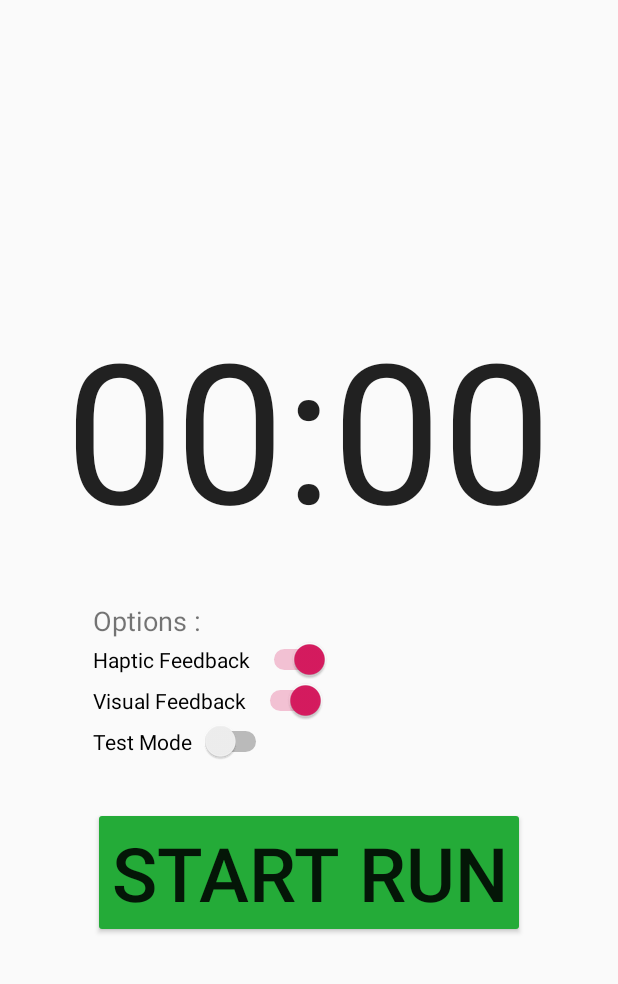
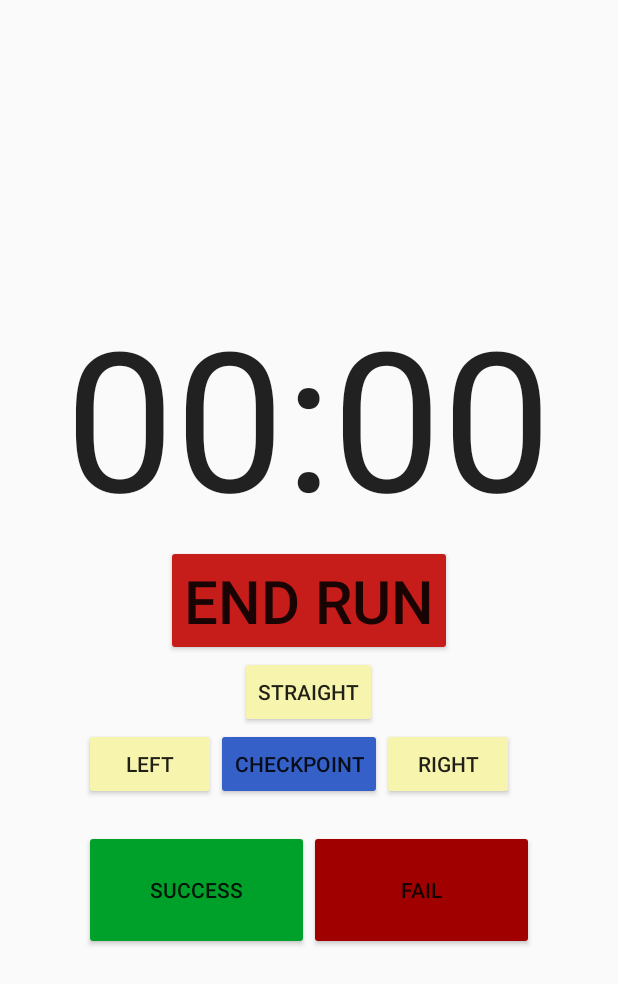
Before and after one commit to AlexGreau/LiveCoaching_Oz, an Android app: the layout activity_main.xml on its own in the app's theme, with its tools: preview values and no code run, on a phone screen of 412 x 824 dp. Shown: the top 984 px of the screen. Run offline under Robolectric (Android 15) with nearby library versions, the phone set to English and light mode, and no system bars.

Commit message:
added success/fail buttons

```diff
--- a/app/src/main/res/layout/activity_main.xml
+++ b/app/src/main/res/layout/activity_main.xml
@@ -17,7 +17,8 @@
         android:id="@+id/startBar"
         android:layout_width="wrap_content"
         android:layout_height="wrap_content"
-        android:gravity="center">
+        android:gravity="center"
+        android:visibility="gone">
 
         <Button
             android:id="@+id/startButton"
@@ -33,8 +34,7 @@
             android:layout_width="wrap_content"
             android:layout_height="wrap_content"
             android:paddingTop="30dp"
-            android:paddingBottom="30dp"
-            >
+            android:paddingBottom="30dp">
 
             <LinearLayout
                 android:layout_width="wrap_content"
@@ -84,7 +84,7 @@
         android:id="@+id/runningBar"
         android:layout_width="wrap_content"
         android:layout_height="wrap_content"
-        android:visibility="gone">
+        >
 
         <Button
             android:id="@+id/finishButton"
@@ -112,7 +112,8 @@
                 android:layout_width="wrap_content"
                 android:layout_height="wrap_content"
                 android:layout_below="@id/straightButton"
-                android:orientation="horizontal">
+                android:orientation="horizontal"
+                android:id="@+id/commands">
 
                 <Button
                     android:id="@+id/leftButton"
@@ -136,6 +137,34 @@
                     android:text="Right" />
             </LinearLayout>
 
+            <LinearLayout
+                android:layout_width="300sp"
+                android:layout_height="wrap_content"
+                android:orientation="horizontal"
+                android:layout_below="@id/commands"
+                android:layout_marginTop="20sp"
+                android:weightSum="2"
+                android:id="@+id/succFail"
+                android:layout_centerInParent="true">
+
+                <Button
+                    android:id="@+id/successButton"
+                    android:layout_width="wrap_content"
+                    android:layout_height="80sp"
+                    android:backgroundTint="@color/successColor"
+                    android:text="Success"
+                    android:layout_weight="1"/>
+
+                <Button
+                    android:id="@+id/failButton"
+                    android:layout_width="wrap_content"
+                    android:layout_height="80sp"
+                    android:backgroundTint="@color/failColor"
+                    android:text="Fail"
+                    android:layout_weight="1"
+                    />
+            </LinearLayout>
+
 
         </RelativeLayout>
 
--- a/app/src/main/res/values/colors.xml
+++ b/app/src/main/res/values/colors.xml
@@ -7,4 +7,6 @@
     <color name="startColor">#24ab38</color>
     <color name="orderColor">#f7f5ad</color>
     <color name="checkpoint">#3460c7</color>
+    <color name="successColor">#00a12b</color>
+    <color name="failColor">#a10000</color>
 </resources>
```
